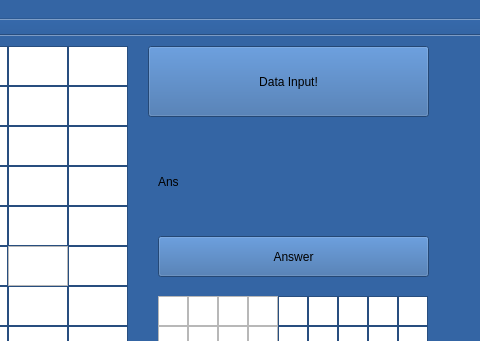
First picture: the form in anothergui/gui/mainwindow.ui, repository fastz123/EmbededSW_Proj, before the edit; both pictures show x 462 to 942 and y 0 to 341 of the 942 by 598 pixel window.
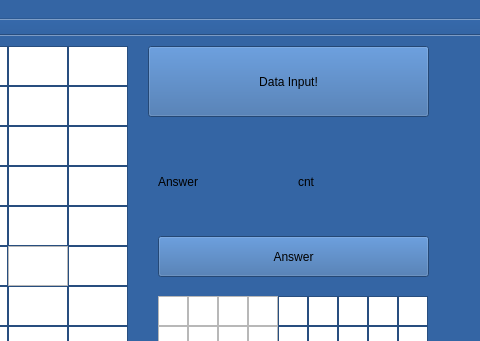
Second picture: the form after the edit.

Commit message: add Answerlabel_2 next to original label

What changed in the file:
```diff
--- a/anothergui/gui/mainwindow.ui
+++ b/anothergui/gui/mainwindow.ui
@@ -750,12 +750,12 @@
      <rect>
       <x>620</x>
       <y>110</y>
-      <width>281</width>
+      <width>141</width>
       <height>71</height>
      </rect>
     </property>
     <property name="text">
-     <string>Ans</string>
+     <string>Answer</string>
     </property>
    </widget>
    <widget class="QTextEdit" name="textEdit_47">
@@ -2273,6 +2273,19 @@
      <string>Data Input!</string>
     </property>
    </widget>
+   <widget class="QLabel" name="Answerlabel_2">
+    <property name="geometry">
+     <rect>
+      <x>760</x>
+      <y>110</y>
+      <width>141</width>
+      <height>71</height>
+     </rect>
+    </property>
+    <property name="text">
+     <string>cnt</string>
+    </property>
+   </widget>
   </widget>
   <widget class="QMenuBar" name="menuBar">
    <property name="geometry">
```
